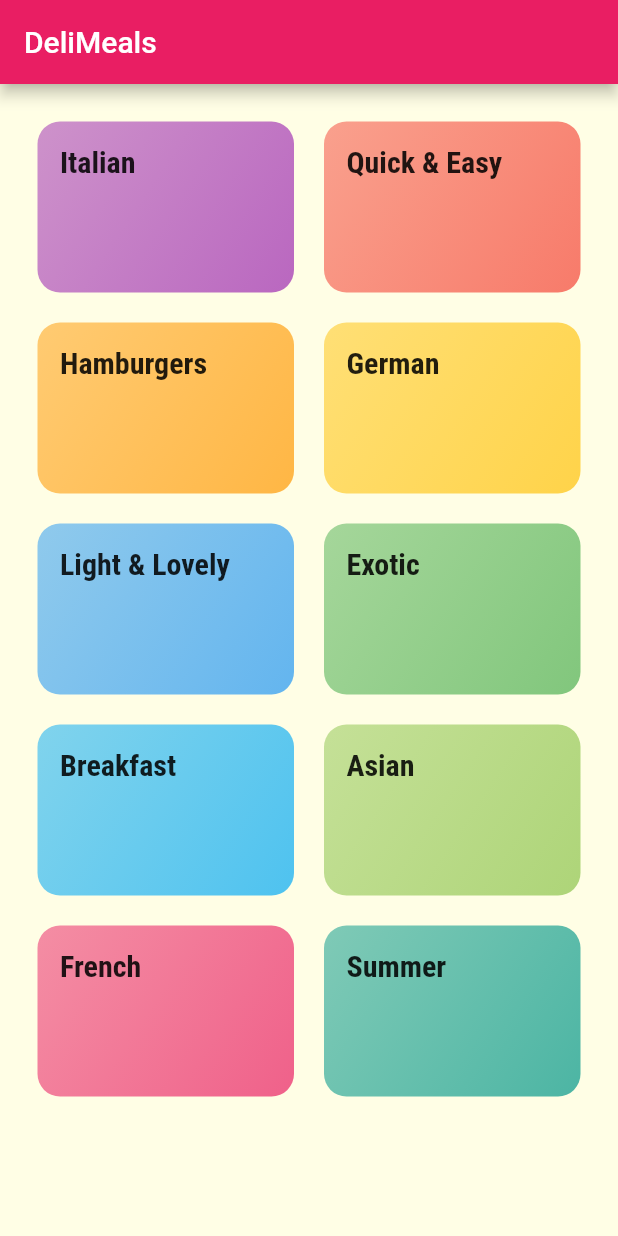
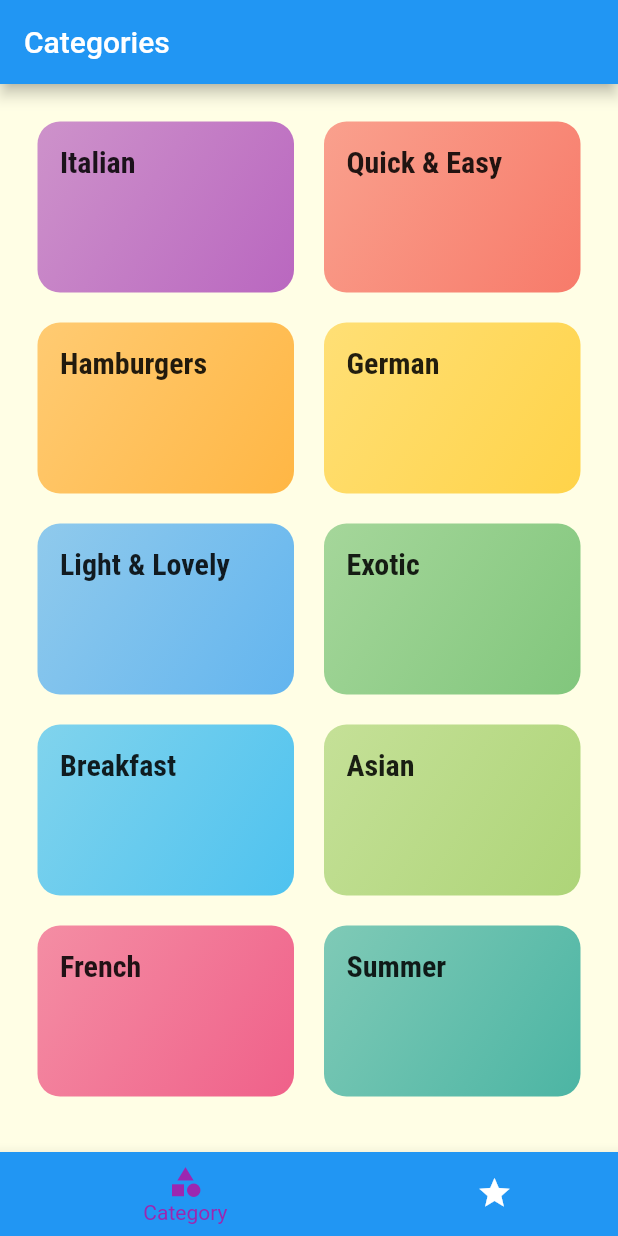
Before and after one commit to ngovanthien10598/meals_app, a Flutter app: the screen it shows after launch, on a phone screen of 412 x 824 dp. Run offline on Flutter 3.47's test engine with Material 2 defaults, Android fonts, the phone set to English and light mode, and no system bars.

```diff
--- a/lib/main.dart
+++ b/lib/main.dart
@@ -1,6 +1,8 @@
 import 'package:flutter/material.dart';
 import 'package:meals_app/screen/categories.dart';
 import 'package:meals_app/screen/category_meals.dart';
+import 'package:meals_app/screen/meal_detail.dart';
+import 'package:meals_app/screen/tabs_screen.dart';
 
 void main() => runApp(MyApp());
 
@@ -10,8 +12,8 @@ class MyApp extends StatelessWidget {
     return MaterialApp(
       debugShowCheckedModeBanner: false,
       theme: ThemeData(
-        primarySwatch: Colors.pink,
-        accentColor: Colors.amber,
+        primarySwatch: Colors.blue,
+        accentColor: Colors.purple,
         canvasColor: Color.fromRGBO(255, 254, 229, 1),
         textTheme: ThemeData.light().textTheme.copyWith(
               body1: TextStyle(
@@ -29,8 +31,10 @@ class MyApp extends StatelessWidget {
       ),
       // home: CategoriesScreen(),
       routes: {
-        '/': (ctx) => CategoriesScreen(),
-        '/category-meals': (ctx) => CategoryMealsScreen()
+        TabsScreen.routeName: (ctx) => TabsScreen(),
+        CategoriesScreen.routeName: (ctx) => CategoriesScreen(),
+        CategoryMealsScreen.routeName: (ctx) => CategoryMealsScreen(),
+        MealDetailScreen.routeName: (ctx) => MealDetailScreen()
       },
     );
   }
--- a/lib/screen/categories.dart
+++ b/lib/screen/categories.dart
@@ -4,13 +4,10 @@ import 'package:meals_app/widgets/category_item.dart';
 import 'package:meals_app/dummy-data.dart';
 
 class CategoriesScreen extends StatelessWidget {
+  static const routeName = '/category';
   @override
   Widget build(BuildContext context) {
-    return Scaffold(
-      appBar: AppBar(
-        title: Text('DeliMeals'),
-      ),
-      body: GridView(
+    return GridView(
       padding: const EdgeInsets.all(25),
       gridDelegate: SliverGridDelegateWithMaxCrossAxisExtent(
         maxCrossAxisExtent: 200,
@@ -25,7 +22,6 @@ class CategoriesScreen extends StatelessWidget {
                 color: c.color,
               ))
           .toList(),
-      ),
     );
   }
 }
--- /dev/null
+++ b/lib/screen/tabs_screen.dart
@@ -0,0 +1,53 @@
+import 'package:flutter/material.dart';
+import 'package:meals_app/screen/categories.dart';
+import 'package:meals_app/screen/favorite_screen.dart';
+
+class TabsScreen extends StatefulWidget {
+  static const String routeName = '/';
+  @override
+  _TabsScreenState createState() => _TabsScreenState();
+}
+
+class _TabsScreenState extends State<TabsScreen> {
+  final List<Map<String, Object>> pages = [
+    {'page': CategoriesScreen(), 'title': 'Categories'},
+    {'page': FavoriteScreen(), 'title': 'Favorite'}
+  ];
+  int _selectedPageIndex = 0;
+
+  void _handleTabSelect(index) {
+    setState(() {
+      _selectedPageIndex = index;
+    });
+  }
+
+  @override
+  Widget build(BuildContext context) {
+    return Scaffold(
+      appBar: AppBar(
+        title: Text(pages[_selectedPageIndex]['title']),
+      ),
+      body: pages[_selectedPageIndex]['page'],
+      bottomNavigationBar: BottomNavigationBar(
+        onTap: _handleTabSelect,
+        unselectedItemColor: Colors.white,
+        selectedItemColor: Theme.of(context).accentColor,
+        backgroundColor: Theme.of(context).primaryColor,
+        currentIndex: _selectedPageIndex,
+        type: BottomNavigationBarType.shifting,
+        items: [
+          BottomNavigationBarItem(
+            icon: Icon(Icons.category),
+            title: Text('Category'),
+            backgroundColor: Theme.of(context).primaryColor,
+          ),
+          BottomNavigationBarItem(
+            icon: Icon(Icons.star),
+            title: Text('Favorite'),
+            backgroundColor: Theme.of(context).primaryColor,
+          ),
+        ],
+      ),
+    );
+  }
+}
--- a/lib/widgets/category_item.dart
+++ b/lib/widgets/category_item.dart
@@ -1,4 +1,5 @@
 import 'package:flutter/material.dart';
+import 'package:meals_app/screen/category_meals.dart';
 
 class CategoryItem extends StatelessWidget {
   final String id;
@@ -9,7 +10,7 @@ class CategoryItem extends StatelessWidget {
 
   void _selectCategory(BuildContext context) {
     Navigator.of(context).pushNamed(
-      '/category-meals',
+      CategoryMealsScreen.routeName,
       arguments: {
         'id': this.id,
         'title': this.title,
@@ -21,7 +22,7 @@ class CategoryItem extends StatelessWidget {
   Widget build(BuildContext context) {
     return InkWell(
       onTap: () => this._selectCategory(context),
-      splashColor: Theme.of(context).primaryColor,
+      splashColor: Color.fromRGBO(0, 0, 0, .5),
       borderRadius: BorderRadius.circular(15),
       child: Container(
         padding: const EdgeInsets.all(15),
--- a/pubspec.yaml
+++ b/pubspec.yaml
@@ -14,7 +14,7 @@ description: A new Flutter project.
 version: 1.0.0+1
 
 environment:
-  sdk: ">=2.1.0 <3.0.0"
+  sdk: ">=2.3.0 <3.0.0"
 
 dependencies:
   flutter:
```
Also changed, not shown: lib/screen/category_meals.dart (+10 -1 lines), lib/screen/favorite_screen.dart (added, +11 -0 lines), lib/screen/meal_detail.dart (added, +82 -0 lines), lib/widgets/meal_item.dart (+149 -0 lines). Lines whose indentation alone changed are shown as unchanged.
